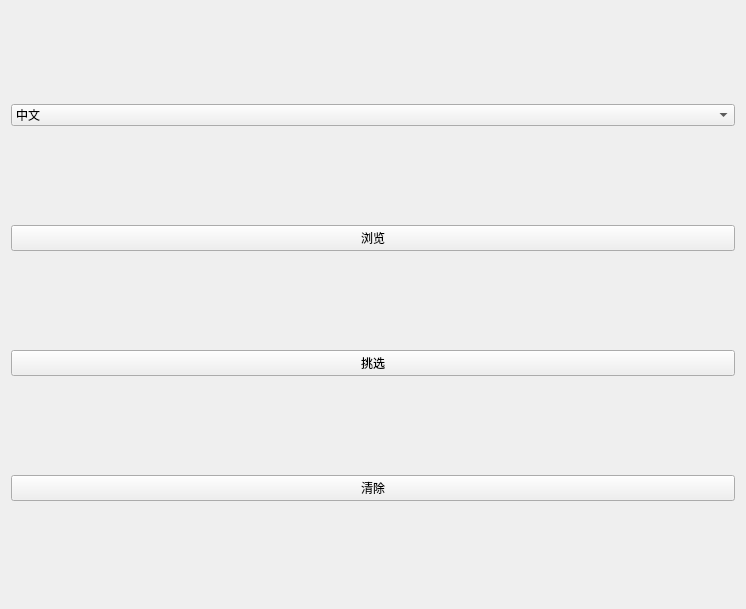
Old version of the form CountWidget.ui in the repository linson7017/CountWidget.
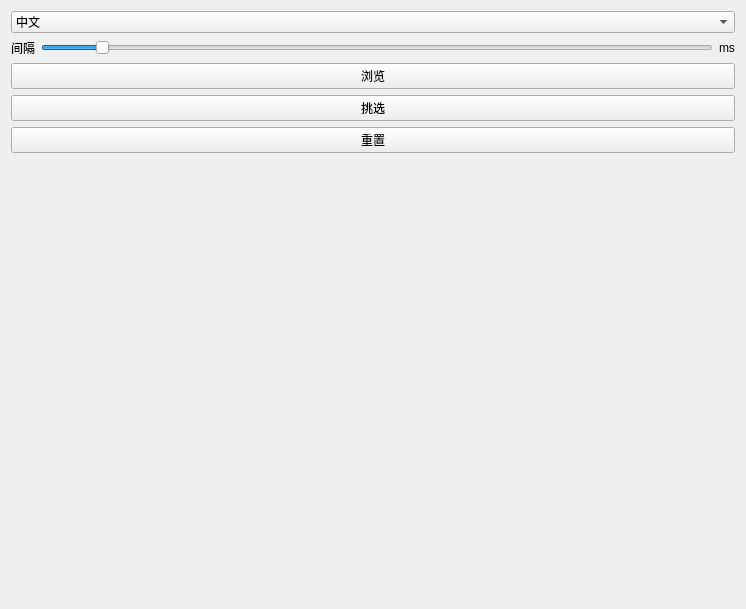
New version of the form.

Commit message: add time interval

Diff of the .ui file:
```diff
--- a/CountWidget.ui
+++ b/CountWidget.ui
@@ -33,11 +33,54 @@
        </item>
       </widget>
      </item>
+     <item>
+      <layout class="QHBoxLayout" name="horizontalLayout_2">
+       <item>
+        <widget class="QLabel" name="label">
+         <property name="text">
+          <string>间隔</string>
+         </property>
+        </widget>
+       </item>
+       <item>
+        <widget class="QSlider" name="ScanIntervalSlider">
+         <property name="minimum">
+          <number>100</number>
+         </property>
+         <property name="maximum">
+          <number>5000</number>
+         </property>
+         <property name="value">
+          <number>500</number>
+         </property>
+         <property name="orientation">
+          <enum>Qt::Horizontal</enum>
+         </property>
+        </widget>
+       </item>
+       <item>
+        <widget class="QLabel" name="InternalText">
+         <property name="text">
+          <string>ms</string>
+         </property>
+        </widget>
+       </item>
+      </layout>
+     </item>
      <item>
       <widget class="QPushButton" name="ScanBtn">
+       <property name="minimumSize">
+        <size>
+         <width>200</width>
+         <height>0</height>
+        </size>
+       </property>
        <property name="text">
         <string>浏览</string>
        </property>
+       <property name="checkable">
+        <bool>true</bool>
+       </property>
       </widget>
      </item>
      <item>
@@ -50,10 +93,23 @@
      <item>
       <widget class="QPushButton" name="ClearBtn">
        <property name="text">
-        <string>清除</string>
+        <string>重置</string>
        </property>
       </widget>
      </item>
+     <item>
+      <spacer name="verticalSpacer">
+       <property name="orientation">
+        <enum>Qt::Vertical</enum>
+       </property>
+       <property name="sizeHint" stdset="0">
+        <size>
+         <width>20</width>
+         <height>40</height>
+        </size>
+       </property>
+      </spacer>
+     </item>
     </layout>
    </item>
   </layout>
```
Left out of the diff: 55 changed lines with no effect on the pictures. The commit also changes 2 other files.
